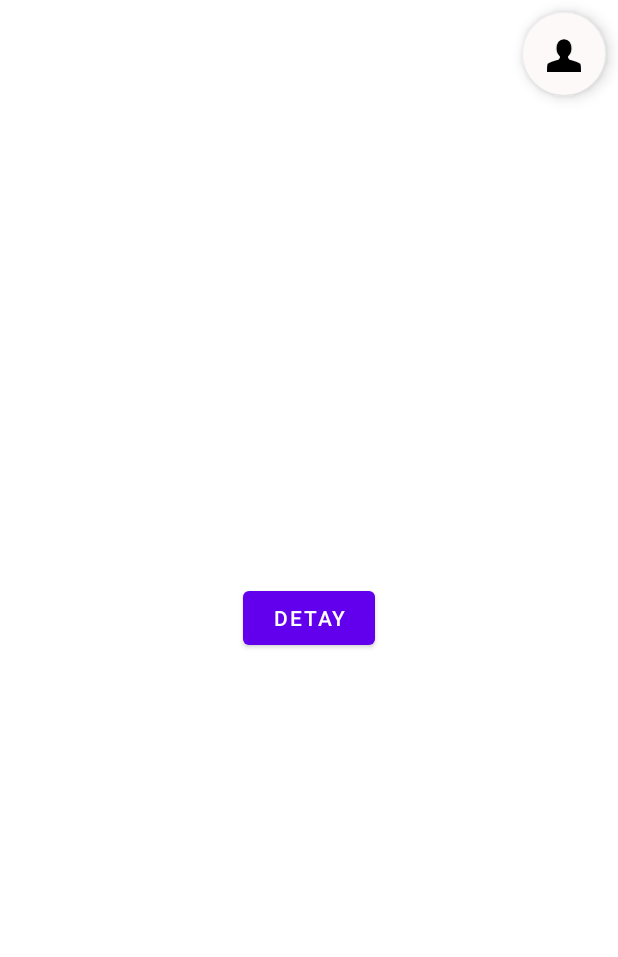
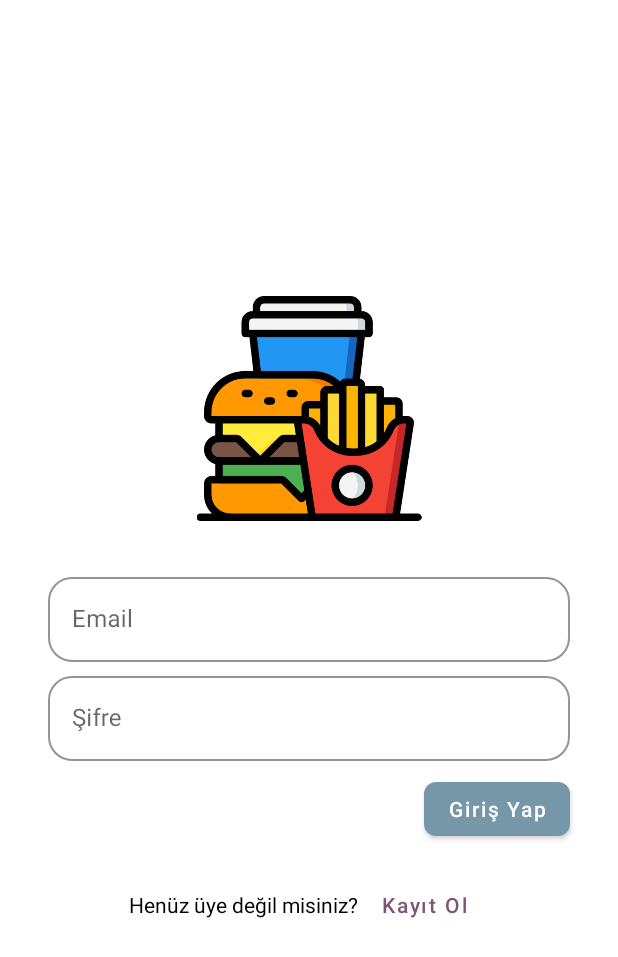
Before and after one commit to yusufarisoy/food-ordering-application, an Android app: the HomeFragment screen opened through its navigation route, after a tap on an icon or button, on a phone screen of 412 x 824 dp. Shown: the top 957 px of the screen. Run offline under Robolectric (Android 15) with nearby library versions, the phone set to English and light mode, and no system bars; our stand-ins replace Dagger/Hilt's generated code; libraries missing offline, so code that uses them is left out: androidx.viewbinding; 1 statement that could not run was skipped.

Commit message:
Login, Register fragments and viewmodels add. Material styles edit.

```diff
--- a/app/src/main/java/com/kodluyoruz/yahnifood/ui/home/HomeFragment.kt
+++ b/app/src/main/java/com/kodluyoruz/yahnifood/ui/home/HomeFragment.kt
@@ -41,11 +41,11 @@ class HomeFragment : BaseFragment() {
                     Owner("", "", "", "", ""), "4441423", 4, "")
             ))
         }
+
         binding.buttonGoToProfile.setOnClickListener {
-            if (token != -1) {
-                findNavController().navigate(HomeFragmentDirections.actionHomeFragmentToProfileFragment2())
-            } else {
-                //TODO: Navigate to LoginFragment
+            when (token) {
+                -1 -> findNavController().navigate(HomeFragmentDirections.actionHomeFragmentToLoginFragment())
+                else -> findNavController().navigate(HomeFragmentDirections.actionHomeFragmentToProfileFragment2())
             }
         }
     }
--- /dev/null
+++ b/app/src/main/java/com/kodluyoruz/yahnifood/ui/login/LoginFragment.kt
@@ -0,0 +1,39 @@
+package com.kodluyoruz.yahnifood.ui.login
+
+import android.os.Bundle
+import android.view.LayoutInflater
+import android.view.View
+import android.view.ViewGroup
+import androidx.fragment.app.viewModels
+import androidx.navigation.fragment.findNavController
+import com.kodluyoruz.yahnifood.databinding.FragmentLoginBinding
+import com.kodluyoruz.yahnifood.ui.base.BaseFragment
+import dagger.hilt.android.AndroidEntryPoint
+
+@AndroidEntryPoint
+class LoginFragment : BaseFragment() {
+
+    private val viewModel: LoginViewModel by viewModels()
+    private lateinit var binding: FragmentLoginBinding
+
+    override fun onCreateView(inflater: LayoutInflater,container: ViewGroup?, savedInstanceState: Bundle?): View {
+        binding = FragmentLoginBinding.inflate(inflater, container, false)
+        return binding.root
+    }
+
+    override fun onViewCreated(view: View, savedInstanceState: Bundle?) {
+        super.onViewCreated(view, savedInstanceState)
+
+        initListeners()
+    }
+
+    private fun initListeners() {
+        binding.buttonLogin.setOnClickListener {
+            findNavController().navigate(LoginFragmentDirections.actionLoginFragmentToHomeFragment())
+        }
+
+        binding.buttonToRegister.setOnClickListener {
+            findNavController().navigate(LoginFragmentDirections.actionLoginFragmentToRegisterFragment())
+        }
+    }
+}
--- /dev/null
+++ b/app/src/main/java/com/kodluyoruz/yahnifood/ui/login/LoginViewModel.kt
@@ -0,0 +1,13 @@
+package com.kodluyoruz.yahnifood.ui.login
+
+import androidx.lifecycle.ViewModel
+import dagger.hilt.android.lifecycle.HiltViewModel
+import javax.inject.Inject
+
+@HiltViewModel
+class LoginViewModel @Inject constructor() : ViewModel() {
+
+    fun login(email: String, password: String) {
+
+    }
+}
--- /dev/null
+++ b/app/src/main/java/com/kodluyoruz/yahnifood/ui/register/RegisterFragment.kt
@@ -0,0 +1,36 @@
+package com.kodluyoruz.yahnifood.ui.register
+
+import android.os.Bundle
+import android.view.LayoutInflater
+import android.view.View
+import android.view.ViewGroup
+import androidx.fragment.app.viewModels
+import com.kodluyoruz.yahnifood.databinding.FragmentRegisterBinding
+import com.kodluyoruz.yahnifood.ui.base.BaseFragment
+import dagger.hilt.android.AndroidEntryPoint
+
+@AndroidEntryPoint
+class RegisterFragment : BaseFragment() {
+
+    private val viewModel: RegisterViewModel by viewModels()
+    private lateinit var binding: FragmentRegisterBinding
+
+    override fun onCreateView(
+        inflater: LayoutInflater,
+        container: ViewGroup?,
+        savedInstanceState: Bundle?
+    ): View {
+        binding = FragmentRegisterBinding.inflate(inflater, container, false)
+        return binding.root
+    }
+
+    override fun onViewCreated(view: View, savedInstanceState: Bundle?) {
+        super.onViewCreated(view, savedInstanceState)
+
+        initListeners()
+    }
+
+    private fun initListeners() {
+        //TODO: Not yet implemented
+    }
+}
--- /dev/null
+++ b/app/src/main/java/com/kodluyoruz/yahnifood/ui/register/RegisterViewModel.kt
@@ -0,0 +1,13 @@
+package com.kodluyoruz.yahnifood.ui.register
+
+import androidx.lifecycle.ViewModel
+import dagger.hilt.android.lifecycle.HiltViewModel
+import javax.inject.Inject
+
+@HiltViewModel
+class RegisterViewModel @Inject constructor() : ViewModel() {
+
+    fun register() {
+
+    }
+}
--- /dev/null
+++ b/app/src/main/res/layout/fragment_login.xml
@@ -0,0 +1,108 @@
+<?xml version="1.0" encoding="utf-8"?>
+<androidx.constraintlayout.widget.ConstraintLayout
+    xmlns:android="http://schemas.android.com/apk/res/android"
+    xmlns:app="http://schemas.android.com/apk/res-auto"
+    xmlns:tools="http://schemas.android.com/tools"
+    android:layout_width="match_parent"
+    android:layout_height="match_parent"
+    tools:context=".ui.login.LoginFragment">
+
+    <ImageView
+        android:id="@+id/imageView"
+        android:src="@drawable/login_icon"
+        android:layout_width="match_parent"
+        android:layout_height="150dp"
+        app:layout_constraintVertical_chainStyle="packed"
+        app:layout_constraintBottom_toTopOf="@id/textInputLayoutEmail"
+        app:layout_constraintEnd_toEndOf="parent"
+        app:layout_constraintStart_toStartOf="parent"
+        app:layout_constraintTop_toTopOf="parent" />
+
+    <com.google.android.material.textfield.TextInputLayout
+        android:id="@+id/textInputLayoutEmail"
+        android:hint="@string/hint_email"
+        app:boxStrokeColor="@color/button_ice_blue"
+        app:hintTextColor="@color/button_ice_blue"
+        android:layout_width="0dp"
+        android:layout_height="wrap_content"
+        android:layout_marginTop="@dimen/margin_32"
+        android:layout_marginHorizontal="@dimen/margin_32"
+        app:boxCornerRadiusTopStart="@dimen/margin_16"
+        app:boxCornerRadiusTopEnd="@dimen/margin_16"
+        app:boxCornerRadiusBottomStart="@dimen/margin_16"
+        app:boxCornerRadiusBottomEnd="@dimen/margin_16"
+        style="@style/Widget.MaterialComponents.TextInputLayout.OutlinedBox"
+        app:layout_constraintTop_toBottomOf="@id/imageView"
+        app:layout_constraintBottom_toTopOf="@id/textInputLayoutPassword"
+        app:layout_constraintStart_toStartOf="parent"
+        app:layout_constraintEnd_toEndOf="parent">
+        <com.google.android.material.textfield.TextInputEditText
+            android:id="@+id/textInputEditTextEmail"
+            android:layout_width="match_parent"
+            android:layout_height="match_parent"/>
+    </com.google.android.material.textfield.TextInputLayout>
+
+    <com.google.android.material.textfield.TextInputLayout
+        android:id="@+id/textInputLayoutPassword"
+        android:hint="@string/hint_password"
+        app:boxStrokeColor="@color/button_ice_blue"
+        app:hintTextColor="@color/button_ice_blue"
+        android:layout_width="0dp"
+        android:layout_height="wrap_content"
+        android:layout_marginTop="@dimen/margin_4"
+        android:layout_marginHorizontal="@dimen/margin_32"
+        app:boxCornerRadiusTopStart="@dimen/margin_16"
+        app:boxCornerRadiusTopEnd="@dimen/margin_16"
+        app:boxCornerRadiusBottomStart="@dimen/margin_16"
+        app:boxCornerRadiusBottomEnd="@dimen/margin_16"
+        style="@style/Widget.MaterialComponents.TextInputLayout.OutlinedBox"
+        app:layout_constraintBottom_toTopOf="@id/buttonLogin"
+        app:layout_constraintTop_toBottomOf="@id/textInputLayoutEmail"
+        app:layout_constraintStart_toStartOf="parent"
+        app:layout_constraintEnd_toEndOf="parent">
+        <com.google.android.material.textfield.TextInputEditText
+            android:id="@+id/textInputEditTextPassword"
+            android:layout_width="match_parent"
+            android:layout_height="match_parent"/>
+    </com.google.android.material.textfield.TextInputLayout>
+
+    <com.google.android.material.button.MaterialButton
+        android:id="@+id/buttonLogin"
+        android:text="@string/button_login"
+        android:textAllCaps="false"
+        app:cornerRadius="@dimen/margin_8"
+        app:backgroundTint="@color/button_ice_blue"
+        android:layout_width="wrap_content"
+        android:layout_height="wrap_content"
+        android:layout_marginTop="@dimen/margin_8"
+        app:layout_constraintBottom_toTopOf="@id/linearLayoutRegister"
+        app:layout_constraintTop_toBottomOf="@id/textInputLayoutPassword"
+        app:layout_constraintEnd_toEndOf="@id/textInputLayoutPassword" />
+
+    <LinearLayout
+        android:id="@+id/linearLayoutRegister"
+        android:orientation="horizontal"
+        android:layout_width="wrap_content"
+        android:layout_height="wrap_content"
+        android:layout_marginTop="@dimen/margin_16"
+        app:layout_constraintTop_toBottomOf="@id/buttonLogin"
+        app:layout_constraintBottom_toBottomOf="parent"
+        app:layout_constraintStart_toStartOf="parent"
+        app:layout_constraintEnd_toEndOf="parent">
+
+        <TextView
+            android:text="@string/label_register"
+            android:textColor="@color/black"
+            android:layout_width="wrap_content"
+            android:layout_height="wrap_content"/>
+
+        <com.google.android.material.button.MaterialButton
+            android:id="@+id/buttonToRegister"
+            android:text="@string/button_register"
+            android:textAllCaps="false"
+            android:textColor="@color/button_purple"
+            style="@style/Widget.MaterialComponents.Button.TextButton"
+            android:layout_width="wrap_content"
+            android:layout_height="wrap_content"/>
+    </LinearLayout>
+</androidx.constraintlayout.widget.ConstraintLayout>
--- /dev/null
+++ b/app/src/main/res/layout/fragment_register.xml
@@ -0,0 +1,21 @@
+<?xml version="1.0" encoding="utf-8"?>
+<androidx.constraintlayout.widget.ConstraintLayout
+    xmlns:android="http://schemas.android.com/apk/res/android"
+    xmlns:app="http://schemas.android.com/apk/res-auto"
+    xmlns:tools="http://schemas.android.com/tools"
+    android:layout_width="match_parent"
+    android:layout_height="match_parent"
+    tools:context=".ui.register.RegisterFragment">
+
+    <TextView
+        android:id="@+id/textViewTitle"
+        tools:text="Kayit Ol"
+        android:textSize="25sp"
+        android:textStyle="bold"
+        android:textColor="@color/dark_red"
+        android:layout_width="wrap_content"
+        android:layout_height="wrap_content"
+        app:layout_constraintEnd_toEndOf="parent"
+        app:layout_constraintStart_toStartOf="parent"
+        app:layout_constraintTop_toTopOf="parent" />
+</androidx.constraintlayout.widget.ConstraintLayout>
--- a/app/src/main/res/navigation/nav_host.xml
+++ b/app/src/main/res/navigation/nav_host.xml
@@ -36,6 +36,9 @@
             android:name="token"
             app:argType="integer"
             android:defaultValue="-1" />
+        <action
+            android:id="@+id/action_homeFragment_to_loginFragment"
+            app:destination="@id/loginFragment" />
     </fragment>
     <fragment
         android:id="@+id/restaurantDetailFragment"
@@ -107,5 +110,30 @@
         android:name="com.kodluyoruz.yahnifood.ui.meal_adding.MealAddingFragment"
         android:label="MealAddingFragment"
         tools:layout="@layout/fragment_meal_adding"/>
+    <fragment
+        android:id="@+id/loginFragment"
+        android:name="com.kodluyoruz.yahnifood.ui.login.LoginFragment"
+        android:label="fragment_login"
+        tools:layout="@layout/fragment_login" >
+        <action
+            android:id="@+id/action_loginFragment_to_registerFragment"
+            app:destination="@id/registerFragment" />
+        <action
+            android:id="@+id/action_loginFragment_to_homeFragment"
+            app:destination="@id/homeFragment"
+            app:popUpTo="@id/loginFragment"
+            app:popUpToInclusive="true" />
+    </fragment>
+    <fragment
+        android:id="@+id/registerFragment"
+        android:name="com.kodluyoruz.yahnifood.ui.register.RegisterFragment"
+        android:label="fragment_register"
+        tools:layout="@layout/fragment_register" >
+        <action
+            android:id="@+id/action_registerFragment_to_homeFragment"
+            app:destination="@id/homeFragment"
+            app:popUpTo="@id/registerFragment"
+            app:popUpToInclusive="true" />
+    </fragment>
 
 </navigation>
--- a/app/src/main/res/values-night/themes.xml
+++ b/app/src/main/res/values-night/themes.xml
@@ -2,15 +2,22 @@
     <!-- Base application theme. -->
     <style name="Theme.YahniFood" parent="Theme.MaterialComponents.DayNight.NoActionBar">
         <!-- Primary brand color. -->
-        <item name="colorPrimary">@color/purple_200</item>
+        <item name="colorPrimary">@color/purple_500</item>
         <item name="colorPrimaryVariant">@color/purple_700</item>
-        <item name="colorOnPrimary">@color/black</item>
+        <item name="colorOnPrimary">@color/white</item>
         <!-- Secondary brand color. -->
         <item name="colorSecondary">@color/teal_200</item>
-        <item name="colorSecondaryVariant">@color/teal_200</item>
+        <item name="colorSecondaryVariant">@color/teal_700</item>
         <item name="colorOnSecondary">@color/black</item>
         <!-- Status bar color. -->
         <item name="android:statusBarColor" tools:targetApi="l">?attr/colorPrimaryVariant</item>
-        <!-- Customize your theme here. -->
+
+        <!-- TextInputLayout Cursor Color -->
+        <item name="android:colorControlActivated">@color/button_ice_blue</item>
+    </style>
+
+    <style name="CircularImageView" parent="">
+        <item name="cornerFamily">rounded</item>
+        <item name="cornerSize">50%</item>
     </style>
 </resources>
--- a/app/src/main/res/values/colors.xml
+++ b/app/src/main/res/values/colors.xml
@@ -13,9 +13,11 @@
     <color name="dark_blue">#3C61A2</color>
     <color name="light_blue">#6a99f4</color>
     <color name="button_grey">#E1E1E1</color>
+    <color name="button_ice_blue">#7597A8</color>
     <color name="card_light_grey">#FDF9F9</color>
     <color name="card_grey">#EEEEEE</color>
     <color name="tab_text_grey">#828282</color>
     <color name="tab_selected_grey">#737373</color>
     <color name="tab_background_grey">#C4C4C4</color>
+    <color name="button_purple">#7C5474</color>
 </resources>
--- a/app/src/main/res/values/strings.xml
+++ b/app/src/main/res/values/strings.xml
@@ -1,6 +1,5 @@
 <resources>
     <string name="app_name">YahniFood</string>
-    <!-- TODO: Remove or change this placeholder text -->
     <string name="hello_blank_fragment">Hello blank fragment</string>
     <string name="address_label">Adres</string>
     <string name="min_delivery_price_label">Min. Siparis</string>
@@ -16,4 +15,9 @@
     <string name="button_next">Devam</string>
     <string name="button_start">Başla</string>
     <string name="imageholder_URL">https://cdn.friendlystock.com/wp-content/uploads/2019/12/4-special-pizza-cartoon-clipart.jpg</string>
+    <string name="hint_email">Email</string>
+    <string name="hint_password">Şifre</string>
+    <string name="button_login">Giriş Yap</string>
+    <string name="label_register">Henüz üye değil misiniz?</string>
+    <string name="button_register">Kayıt Ol</string>
 </resources>
--- a/app/src/main/res/values/themes.xml
+++ b/app/src/main/res/values/themes.xml
@@ -11,7 +11,9 @@
         <item name="colorOnSecondary">@color/black</item>
         <!-- Status bar color. -->
         <item name="android:statusBarColor" tools:targetApi="l">?attr/colorPrimaryVariant</item>
-        <!-- Customize your theme here. -->
+
+        <!-- TextInputLayout Cursor Color -->
+        <item name="android:colorControlActivated">@color/button_ice_blue</item>
     </style>
 
     <style name="CircularImageView" parent="">
```
Also changed, not shown: app/src/main/res/drawable/login_icon.png (added).
